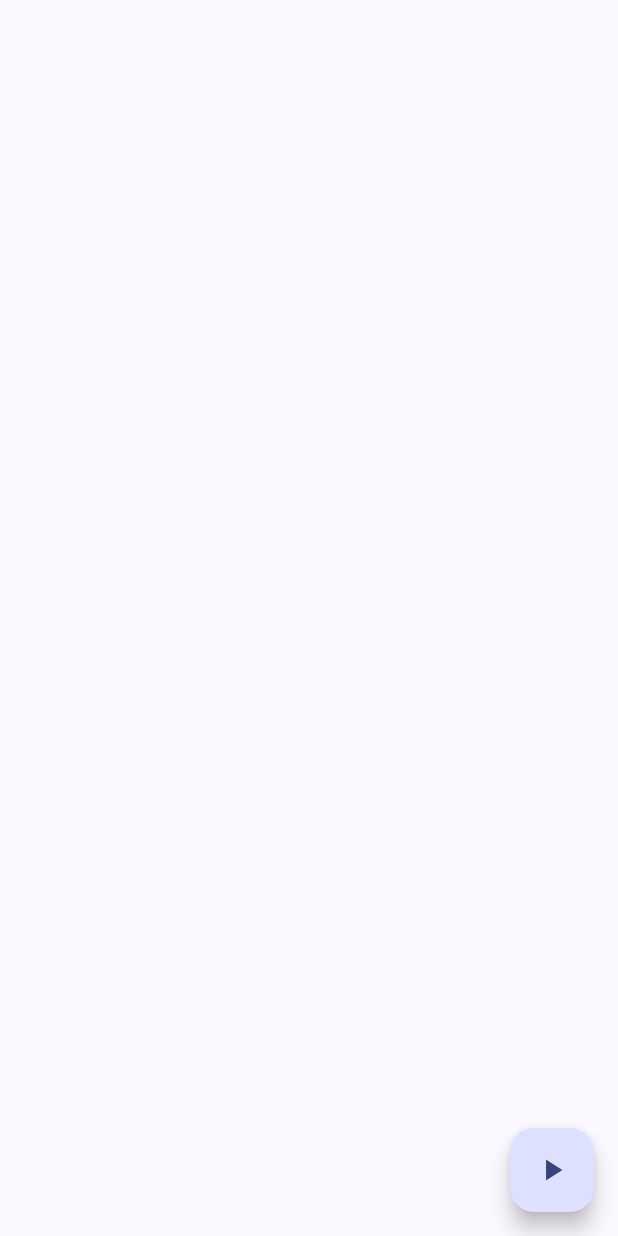
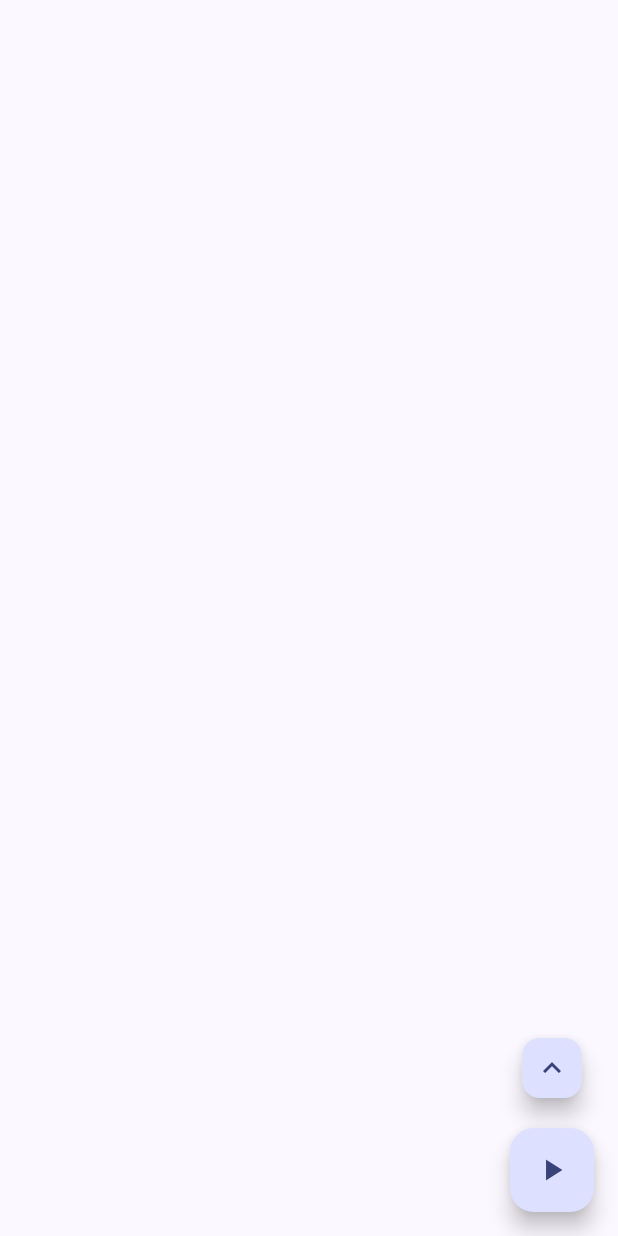
Before and after one commit to mantranit/sam_hoi_sau_can, a Flutter app: the screen it shows after launch, on a phone screen of 412 x 824 dp. Run offline on Flutter 3.47's test engine with Material 3 defaults, Android fonts, the phone set to English and light mode, and no system bars; our stand-ins replace assets_audio_player, flutter_markdown.

Commit message:
update buttons

```diff
--- a/lib/main.dart
+++ b/lib/main.dart
@@ -38,6 +38,8 @@ class _MyHomePageState extends State<MyHomePage> {
 
   late AssetsAudioPlayer _assetsAudioPlayer;
   var markdownData = '';
+  var fontSizeBase = 20.0;
+  var isShowButtons = false;
 
   final audio = Audio("assets/audios/samhoisaucan1a.mp3");
 
@@ -78,25 +80,73 @@ class _MyHomePageState extends State<MyHomePage> {
           data: markdownData,
           selectable: false,
           styleSheet: MarkdownStyleSheet(
-              p: const TextStyle(fontSize: 16.0, fontWeight: FontWeight.bold),
-              h1: const TextStyle(fontSize: 30.0, fontWeight: FontWeight.bold),
-              h2: const TextStyle(fontSize: 24.0, fontWeight: FontWeight.bold),
-              h3: const TextStyle(fontSize: 20.0, fontWeight: FontWeight.bold),
-              h4: const TextStyle(fontSize: 18.0, fontWeight: FontWeight.bold)),
+              p: TextStyle(
+                  fontSize: fontSizeBase,
+                  fontWeight: FontWeight.bold,
+                  height: 1.5),
+              h1: TextStyle(
+                  fontSize: fontSizeBase * 1.725, fontWeight: FontWeight.bold),
+              h2: TextStyle(
+                  fontSize: fontSizeBase * 1.5, fontWeight: FontWeight.bold),
+              h3: TextStyle(
+                  fontSize: fontSizeBase * 1.25, fontWeight: FontWeight.bold),
+              h4: TextStyle(
+                  fontSize: fontSizeBase * 1.125, fontWeight: FontWeight.bold)),
         )),
         floatingActionButton: Column(
           mainAxisSize: MainAxisSize.min,
           children: [
-            _assetsAudioPlayer.builderRealtimePlayingInfos(builder: (context, RealtimePlayingInfos? infos) {
+            FloatingActionButton(
+              mini: true,
+              onPressed: () => setState(() {
+                isShowButtons = !isShowButtons;
+              }),
+              tooltip: isShowButtons ? 'Collapse' : 'Expand',
+              child: isShowButtons
+                  ? const Icon(Icons.expand_more)
+                  : const Icon(Icons.expand_less),
+            ),
+            isShowButtons
+                ? Column(
+                    children: [
+                      const SizedBox(height: 16),
+                      FloatingActionButton(
+                        onPressed: () => setState(() {
+                          fontSizeBase += 1.0;
+                          if (fontSizeBase > 26) {
+                            fontSizeBase = 26.0;
+                          }
+                        }),
+                        tooltip: 'Increase',
+                        child: const Text('A+',
+                            style: TextStyle(fontWeight: FontWeight.bold)),
+                      ),
+                      const SizedBox(height: 16),
+                      FloatingActionButton(
+                        onPressed: () => setState(() {
+                          fontSizeBase -= 1.0;
+                          if (fontSizeBase < 16) {
+                            fontSizeBase = 16.0;
+                          }
+                        }),
+                        tooltip: 'Decrease',
+                        child: const Text('A-',
+                            style: TextStyle(fontWeight: FontWeight.bold)),
+                      ),
+                      const SizedBox(height: 16),
+                      _assetsAudioPlayer.builderRealtimePlayingInfos(
+                          builder: (context, RealtimePlayingInfos? infos) {
                         if (infos == null || infos.duration.inSeconds <= 0) {
                           return const SizedBox();
                         }
                         return FloatingActionButton(
                             onPressed: () => _assetsAudioPlayer.stop(),
                             tooltip: 'Stop',
-                  child: const Icon(Icons.stop)
-              );
+                            child: const Icon(Icons.stop));
                       }),
+                    ],
+                  )
+                : const SizedBox(),
             const SizedBox(height: 16),
             _assetsAudioPlayer.builderIsPlaying(builder: (context, isPlaying) {
               return FloatingActionButton(
```
Also changed, not shown: 1 other file. Lines whose indentation alone changed are shown as unchanged.
